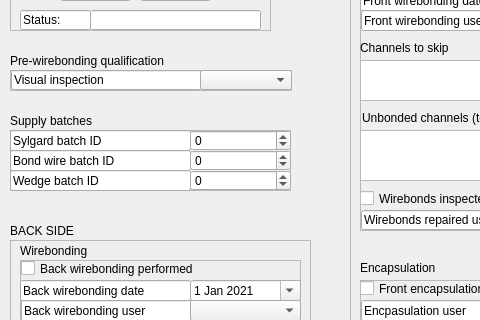
First picture: the form in pages_ui/view_wirebonding.ui, repository IncandelaLab/SharedUI, before the edit; both pictures show x 0 to 480 and y 90 to 410 of the 1199 by 756 pixel window.
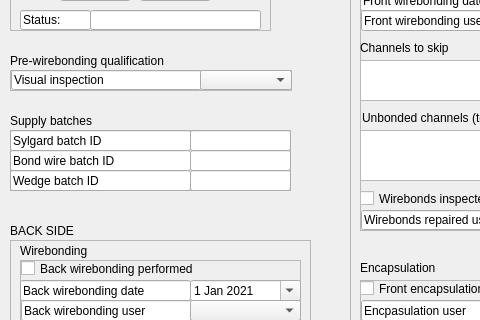
Second picture: the form after the edit.

Commit message: Switch supply batch IDs: int->string

What changed in the file:
```diff
--- a/pages_ui/view_wirebonding.ui
+++ b/pages_ui/view_wirebonding.ui
@@ -429,7 +429,7 @@
      <bool>true</bool>
     </property>
    </widget>
-   <widget class="QSpinBox" name="sbBatchSylgard">
+   <widget class="QLineEdit" name="leBatchSylgard">
     <property name="geometry">
      <rect>
       <x>180</x>
@@ -438,14 +438,8 @@
       <height>21</height>
      </rect>
     </property>
-    <property name="minimum">
-     <number>-1</number>
-    </property>
-    <property name="maximum">
-     <number>2147483647</number>
-    </property>
    </widget>
-   <widget class="QSpinBox" name="sbBatchBondWire">
+   <widget class="QLineEdit" name="leBatchBondWire">
     <property name="geometry">
      <rect>
       <x>180</x>
@@ -454,14 +448,8 @@
       <height>21</height>
      </rect>
     </property>
-    <property name="minimum">
-     <number>-1</number>
-    </property>
-    <property name="maximum">
-     <number>2147483647</number>
-    </property>
    </widget>
-   <widget class="QSpinBox" name="sbBatchWedge">
+   <widget class="QLineEdit" name="leBatchWedge">
     <property name="geometry">
      <rect>
       <x>180</x>
@@ -470,12 +458,6 @@
       <height>21</height>
      </rect>
     </property>
-    <property name="minimum">
-     <number>-1</number>
-    </property>
-    <property name="maximum">
-     <number>2147483647</number>
-    </property>
    </widget>
   </widget>
   <widget class="QFrame" name="frame_9">
```
The commit also changes 8 other files.
